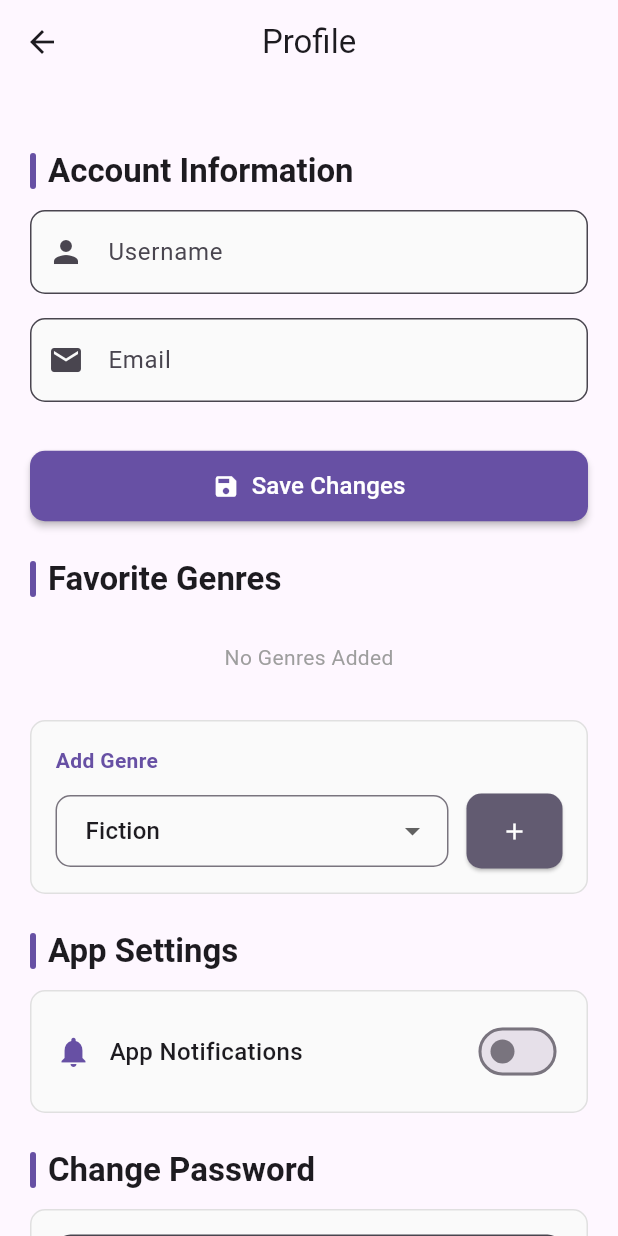
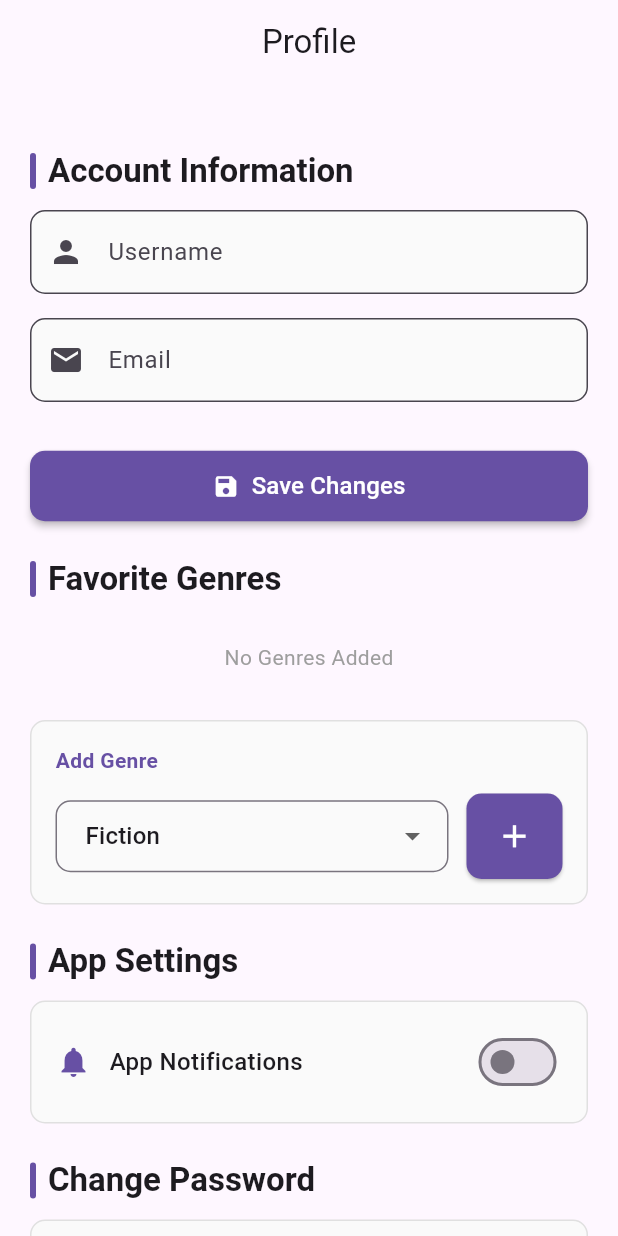
Before and after one commit to Ruhisawant/The-Book-Club, a Flutter app: the ProfileScreen screen opened directly, on a phone screen of 412 x 824 dp. Run offline on Flutter 3.47's test engine with Material 3 defaults, Android fonts, the light colour scheme and no system bars; our stand-ins replace cloud_firestore, firebase_auth, firebase_core, flutter_dotenv; accounts and stored records are empty.

Commit message:
Updated Profile UI

```diff
--- a/lib/main.dart
+++ b/lib/main.dart
@@ -18,16 +18,12 @@ void testEnvVariables() {
 void main() async {
   WidgetsFlutterBinding.ensureInitialized();
 
-  // Initialize dotenv with defaults
   try {
     await dotenv.load(fileName: '.env');
     debugPrint('Environment variables loaded successfully');
     isEnvLoaded = true;
   } catch (e) {
     debugPrint('Error loading environment variables: $e');
-    // Don't set isEnvLoaded to true
-
-    // Set defaults manually to avoid "NotInitializedError"
     dotenv.testLoad(fileInput: '''
       COHERE_API_KEY=
       COHERE_BASE_URL=https://api.cohere.ai
@@ -50,7 +46,7 @@ class BookClubApp extends StatelessWidget {
         primarySwatch: Colors.blue,
         visualDensity: VisualDensity.adaptivePlatformDensity,
       ),
-      initialRoute: '/home',
+      initialRoute: '/',
       routes: {
         '/': (context) => const LoginScreen(),
         '/home': (context) => const Navigation(currentIndex: 0),
--- a/lib/screens/profile_screen.dart
+++ b/lib/screens/profile_screen.dart
@@ -83,16 +83,18 @@ class ProfileScreenState extends State<ProfileScreen> {
           });
         }
         if (email != newEmail.text.trim()) {
-          await user!.updateEmail(newEmail.text.trim());
+          await user!.verifyBeforeUpdateEmail(newEmail.text.trim());
           setState(() {
             email = newEmail.text.trim();
           });
+          if (!mounted) return;
           ScaffoldMessenger.of(
             context,
           ).showSnackBar(const SnackBar(content: Text('Email Updated')));
         }
         if (updates.isNotEmpty) {
           await firestore.collection('users').doc(user!.uid).update(updates);
+          if (!mounted) return;
           ScaffoldMessenger.of(
             context,
           ).showSnackBar(const SnackBar(content: Text('Profile Updated')));
@@ -125,6 +127,7 @@ class ProfileScreenState extends State<ProfileScreen> {
       await firestore.collection('users').doc(user!.uid).update({
         'favoriteBookGenres': favoriteBookGenres,
       });
+      if (!mounted) return;
       ScaffoldMessenger.of(context).showSnackBar(
         SnackBar(content: Text('Added $selectedGenre to favorite genres.')),
       );
@@ -138,6 +141,7 @@ class ProfileScreenState extends State<ProfileScreen> {
     await firestore.collection('users').doc(user!.uid).update({
       'favoriteBookGenres': favoriteBookGenres,
     });
+    if (!mounted) return;
     ScaffoldMessenger.of(context).showSnackBar(
       SnackBar(content: Text('Removed $genre from favorite genres.')),
     );
@@ -190,11 +194,13 @@ class ProfileScreenState extends State<ProfileScreen> {
   Future<void> signOut() async {
     await _auth.signOut();
     if (mounted) {
-      Navigator.pushReplacementNamed(context, '/');  // Fixed navigation error
+      Navigator.pushReplacementNamed(context, '/');
     }
   }
 
   Future<void> accountDeletion() async {
+    final navigator = Navigator.of(context);
+    final scaffoldMessenger = ScaffoldMessenger.of(context);
     return showDialog(
       context: context,
       builder: (BuildContext context) {
@@ -213,18 +219,19 @@ class ProfileScreenState extends State<ProfileScreen> {
               child: const Text('Delete Account'),
               onPressed: () async {
                 try {
-                  // First delete user data from Firestore
                   await firestore.collection('users').doc(user!.uid).delete();
-                  // Then delete the auth account
                   await user!.delete();
+
                   if (mounted) {
-                    Navigator.pushReplacementNamed(context, '/');  // Fixed navigation error
+                    navigator.pushReplacementNamed('/');
                   }
                 } on FirebaseAuthException catch (e) {
-                  ScaffoldMessenger.of(context).showSnackBar(
-                    SnackBar(content: Text('Account Deletion Failed: ${e.message}')),
-                  );
-                  Navigator.of(context).pop();  // Close dialog on error
+                  if (mounted) {
+                    scaffoldMessenger.showSnackBar(
+                      SnackBar(content: Text('Account Deletion Failed: ${e.message}')),
+                    );
+                    navigator.pop();
+                  }
                 }
               },
             ),
@@ -304,7 +311,7 @@ class ProfileScreenState extends State<ProfileScreen> {
           elevation: 2,
         ),
         child: Row(
-          mainAxisAlignment: MainAxisAlignment.center,  // Center the content
+          mainAxisAlignment: MainAxisAlignment.center,
           mainAxisSize: MainAxisSize.min,
           children: [
             if (icon != null) ...[Icon(icon), const SizedBox(width: 8.0)],
@@ -325,6 +332,7 @@ class ProfileScreenState extends State<ProfileScreen> {
     final theme = Theme.of(context).colorScheme;
     return Scaffold(
       appBar: AppBar(
+        automaticallyImplyLeading: false,
         title: const Text('Profile'),
         centerTitle: true,
         elevation: 0,
@@ -338,12 +346,12 @@ class ProfileScreenState extends State<ProfileScreen> {
               sectionTitle('Account Information'),
               inputField(
                 controller: newUsername,
-                label: 'Username',  // Fixed label text
+                label: 'Username',
                 icon: Icons.person,
               ),
               inputField(
                 controller: newEmail,
-                label: 'Email',  // Fixed label text
+                label: 'Email',
                 icon: Icons.email,
                 keyboardType: TextInputType.emailAddress,
               ),
@@ -356,7 +364,7 @@ class ProfileScreenState extends State<ProfileScreen> {
                 textColor: Colors.white,
               ),
               sectionTitle('Favorite Genres'),
-              favoriteBookGenres.isEmpty  // FIXED: Corrected the logical condition
+              favoriteBookGenres.isEmpty
                   ? Center(
                     child: Padding(
                       padding: const EdgeInsets.all(16.0),
@@ -451,21 +459,24 @@ class ProfileScreenState extends State<ProfileScreen> {
                                     ? () => addGenre(dropDownNumber)
                                     : null,
                             style: ElevatedButton.styleFrom(
-                              backgroundColor: theme.secondary,
-                              foregroundColor: theme.onSecondary,
+                              backgroundColor: theme.primary,
                               padding: const EdgeInsets.symmetric(vertical: 16),
                               shape: RoundedRectangleBorder(
                                 borderRadius: BorderRadius.circular(10),
                               ),
                             ),
-                            child: const Icon(Icons.add),
+                            child: const Icon(
+                              Icons.add,
+                              color: Colors.white,
+                              size: 25,
+                            ),
                           ),
                         ],
                       ),
                     ],
                   ),
                 ),
-              ] else if (favoriteBookGenres.isNotEmpty) ...[  // Only show this when they have genres but can't add more
+              ] else if (favoriteBookGenres.isNotEmpty) ...[
                 Container(
                   padding: const EdgeInsets.all(16.0),
                   decoration: BoxDecoration(
```
